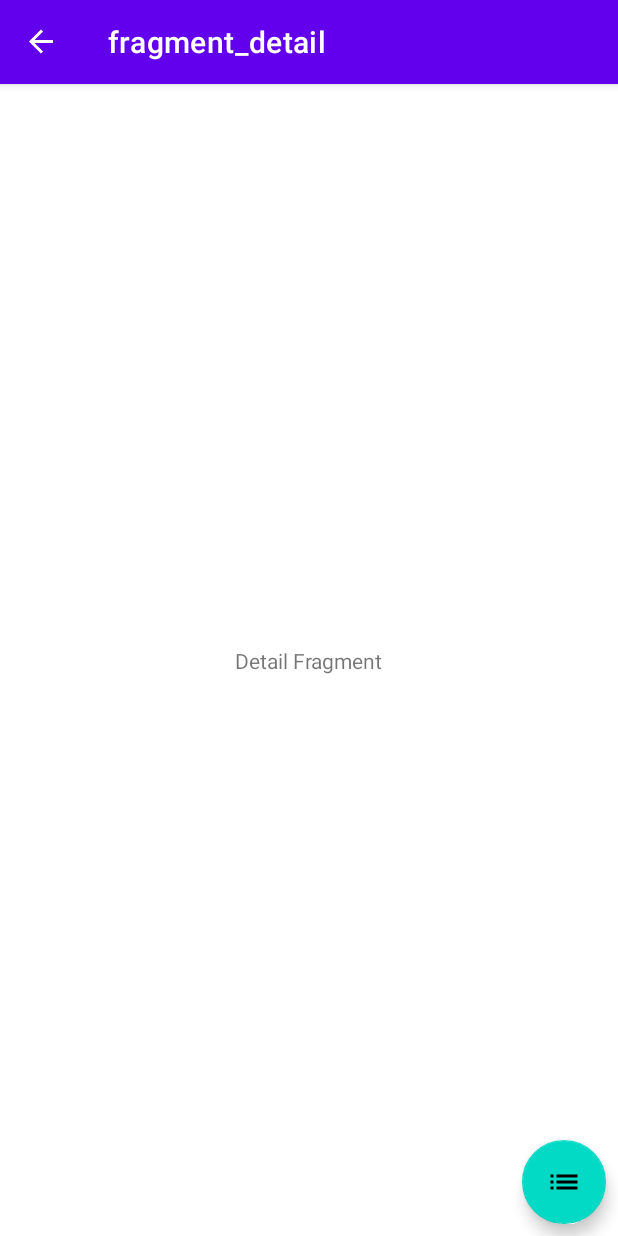
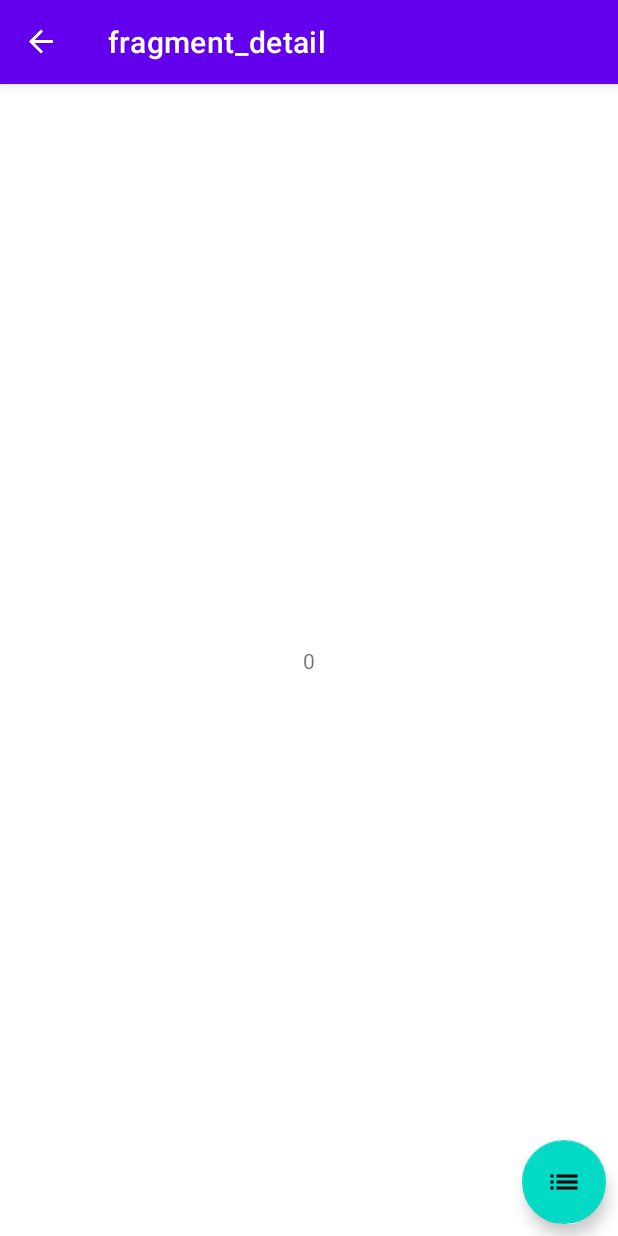
Before and after one commit to ketann/DogsApp, an Android app: the DetailFragment screen opened through its navigation route, on a phone screen of 412 x 824 dp. Run offline under Robolectric (Android 15) with nearby library versions, the phone set to English and light mode, and no system bars; our stand-ins replace ButterKnife, navigation-ui.

Commit message:
Implement Navigation with pass argument and get argument in DetailFragment and animation for enter and exit in host xml file

```diff
--- a/app/src/main/java/com/example/dogsapp/view/DetailFragment.java
+++ b/app/src/main/java/com/example/dogsapp/view/DetailFragment.java
@@ -1,17 +1,16 @@
 package com.example.dogsapp.view;
 
 import android.os.Bundle;
+import android.view.LayoutInflater;
+import android.view.View;
+import android.view.ViewGroup;
+import android.widget.TextView;
 
 import androidx.annotation.NonNull;
 import androidx.annotation.Nullable;
 import androidx.fragment.app.Fragment;
 import androidx.navigation.NavDirections;
 import androidx.navigation.Navigation;
-import androidx.navigation.ui.NavigationUI;
-
-import android.view.LayoutInflater;
-import android.view.View;
-import android.view.ViewGroup;
 
 import com.example.dogsapp.R;
 import com.google.android.material.floatingactionbutton.FloatingActionButton;
@@ -23,6 +22,10 @@ public class DetailFragment extends Fragment {
 
     @BindView(R.id.floatingActionButton2)
     FloatingActionButton fabDetail;
+    @BindView(R.id.textView2)
+    TextView textView;
+
+    private int dogUuid;
 
     public DetailFragment() {
         // Required empty public constructor
@@ -40,6 +43,10 @@ public class DetailFragment extends Fragment {
     @Override
     public void onViewCreated(@NonNull View view, @Nullable Bundle savedInstanceState) {
         super.onViewCreated(view, savedInstanceState);
+        if (getArguments() != null) {
+            dogUuid = DetailFragmentArgs.fromBundle(getArguments()).getDogUuid();
+            textView.setText(String.valueOf(dogUuid));
+        }
         fabDetail.setOnClickListener(v -> {
             onGotoList();
         });
--- a/app/src/main/java/com/example/dogsapp/view/ListFragment.java
+++ b/app/src/main/java/com/example/dogsapp/view/ListFragment.java
@@ -1,16 +1,14 @@
 package com.example.dogsapp.view;
 
 import android.os.Bundle;
+import android.view.LayoutInflater;
+import android.view.View;
+import android.view.ViewGroup;
 
 import androidx.annotation.NonNull;
 import androidx.annotation.Nullable;
 import androidx.fragment.app.Fragment;
-import androidx.navigation.NavDirections;
 import androidx.navigation.Navigation;
-
-import android.view.LayoutInflater;
-import android.view.View;
-import android.view.ViewGroup;
 
 import com.example.dogsapp.R;
 import com.google.android.material.floatingactionbutton.FloatingActionButton;
@@ -46,7 +44,8 @@ public class ListFragment extends Fragment {
     }
 
     void onGotoDetails() {
-        NavDirections action = ListFragmentDirections.actionDetail();
+        ListFragmentDirections.ActionDetail action = ListFragmentDirections.actionDetail();
+        action.setDogUuid(7);
         Navigation.findNavController(fab).navigate(action);
     }
 }
--- a/app/src/main/res/navigation/dog_navigation.xml
+++ b/app/src/main/res/navigation/dog_navigation.xml
@@ -12,7 +12,9 @@
         tools:layout="@layout/fragment_list">
         <action
             android:id="@+id/actionDetail"
-            app:destination="@id/detailFragment" />
+            app:destination="@id/detailFragment"
+            app:enterAnim="@anim/nav_default_enter_anim"
+            app:exitAnim="@anim/nav_default_exit_anim" />
     </fragment>
     <fragment
         android:id="@+id/detailFragment"
@@ -22,5 +24,9 @@
         <action
             android:id="@+id/actionList"
             app:destination="@id/listFragment" />
+        <argument
+            android:name="dogUuid"
+            app:argType="integer"
+            android:defaultValue="0" />
     </fragment>
 </navigation>
```
